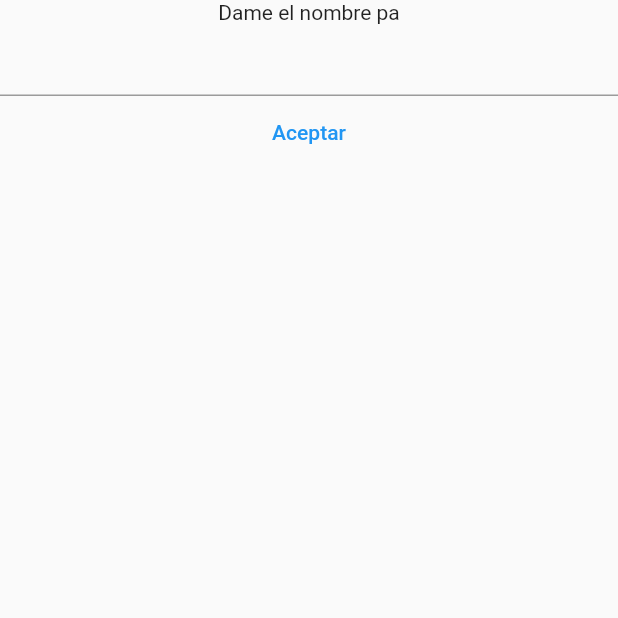
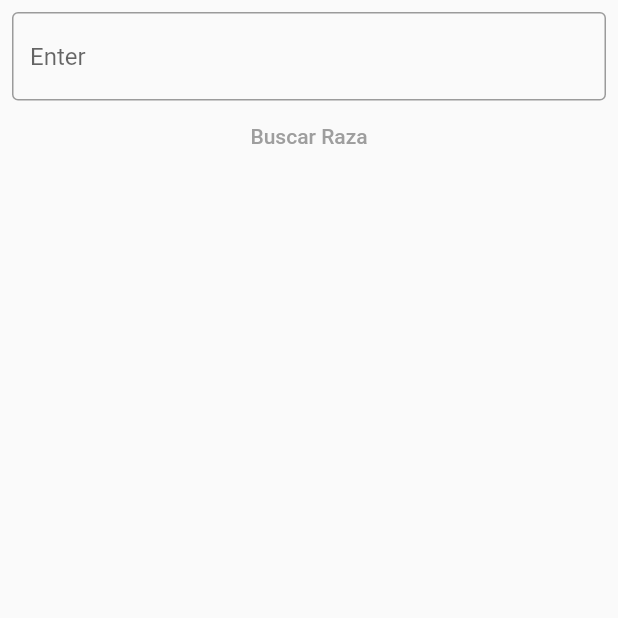
Before and after one commit to JoseFOcaranza/dogs_breed, a Flutter app: the screen it shows after launch, on a phone screen of 412 x 824 dp, the top half of it. Run offline on Flutter 3.47's test engine with Material 2 defaults, Android fonts, the phone set to English and light mode, and no system bars; our stand-ins replace bloc, flutter_bloc, fpdart.

Commit message:
fixing solution at spaces at on text

```diff
--- a/lib/main.dart
+++ b/lib/main.dart
@@ -4,6 +4,7 @@
 import 'package:dogs_breed/verification/views/view_requesting_breed.dart';
 import 'package:dogs_breed/verification/views/view_showing_breed_without_subbreed.dart';
 import 'package:dogs_breed/verification/views/view_showing_confirmed_breed.dart';
+import 'package:dogs_breed/verification/views/view_showing_not_confirmed_breed.dart';
 import 'package:dogs_breed/verification/views/view_showing_request_update.dart';
 import 'package:flutter/material.dart';
 import 'package:flutter_bloc/flutter_bloc.dart';
@@ -56,6 +57,9 @@
             if (state is ShowingBreedWithoutSubBreed) {
               return ViewShowingBreedWithoutSubBreed(state.breed);
             }
+            if (state is ShowingNotConfirmedBreed) {
+              return ViewShowingNotConfirmedBreed(state.breed);
+            }
             return const Center(
               child: Text("Si estas viendo esto, RUN"),
             );
--- a/lib/verification/bloc.dart
+++ b/lib/verification/bloc.dart
@@ -26,9 +26,11 @@ class WaitingConfirmationName extends VerificationState {}
 
 class ShowingRequestUpdate extends VerificationState {}
 
-class ShowingNotConfirmedName extends VerificationState {
+class InvalidBreed extends VerificationState {}
+
+class ShowingNotConfirmedBreed extends VerificationState {
   final FormatBreed breed;
-  ShowingNotConfirmedName(this.breed);
+  ShowingNotConfirmedBreed(this.breed);
 }
 
 class ShowingConfirmedBreed extends VerificationState {
@@ -59,7 +61,7 @@ class VerificationBloc extends Bloc<VerificationEvent, VerificationState> {
             emit(ShowingRequestUpdate());
           }
           if (l is NotRegisteredDog) {
-            emit(ShowingNotConfirmedName(event.breed));
+            emit(ShowingNotConfirmedBreed(event.breed));
           }
           if (l is WithoutSubBreed) {
             emit(ShowingBreedWithoutSubBreed(event.breed));
--- a/lib/verification/views/view_requesting_breed.dart
+++ b/lib/verification/views/view_requesting_breed.dart
@@ -11,29 +11,78 @@ class ViewRequestingBreed extends StatefulWidget {
 }
 
 class _ViewRequestingBreedState extends State<ViewRequestingBreed> {
-  final _controller = TextEditingController();
+  bool _nameBreedValidator = false;
+  late final TextEditingController _controller;
+  @override
+  void initState() {
+    _controller = TextEditingController();
+    _controller.addListener(listenValidator);
+    super.initState();
+  }
+
   @override
   Widget build(BuildContext context) {
-    final theBloc = context.read<VerificationBloc>();
-    return Column(
+    final elBloc = context.read<VerificationBloc>();
+    return Padding(
+      padding: const EdgeInsets.all(8.0),
+      child: Column(
         children: [
-        const Text('Dame el nombre pa'),
           TextField(
+            decoration: const InputDecoration(
+              border: OutlineInputBorder(),
+              hintText: 'Enter',
+            ),
             controller: _controller,
           ),
-        TextButton(
+          Container(
+            child: _nameBreedValidator
+                ? null
+                : TextButton(
+                    style: ButtonStyle(
+                      foregroundColor:
+                          MaterialStateProperty.all<Color>(Colors.grey),
+                    ),
+                    onPressed: null,
+                    child: const Text('Buscar Raza'),
+                  ),
+          ),
+          Container(
+            child: !_nameBreedValidator
+                ? null
+                : TextButton(
+                    style: ButtonStyle(
+                      foregroundColor:
+                          MaterialStateProperty.all<Color>(Colors.blue),
+                    ),
                     onPressed: () {
-              theBloc.add(
-                  ReciviedBreed(FormatBreed.constructor(_controller.text)));
+                      elBloc.add(
+                        ReciviedBreed(
+                          FormatBreed.constructor(_controller.text),
+                        ),
+                      );
                     },
-            child: const Text('Aceptar'))
+                    child: const Text('Buscar Raza'),
+                  ),
+          ),
         ],
+      ),
     );
   }
 
   @override
   void dispose() {
+    super.dispose();
     _controller.dispose();
-    super.dispose();
+  }
+
+  void listenValidator() {
+    setState(() {
+      try {
+        FormatBreed.constructor(_controller.text);
+        _nameBreedValidator = true;
+      } catch (e) {
+        _nameBreedValidator = false;
+      }
+    });
   }
 }
--- a/lib/verification/views/view_showing_request_update.dart
+++ b/lib/verification/views/view_showing_request_update.dart
@@ -8,7 +8,7 @@ class ViewShowingRequestUpdate extends StatelessWidget {
     return Center(
       child: Column(children: [
         Text(
-          'Actualizate pa',
+          'Actualizate krnal',
           style: Theme.of(context).textTheme.headline1,
         ),
       ]),
```
Also changed, not shown: lib/verification/views/view_showing_not_confirmed_breed.dart (added, +26 -0 lines). Lines whose indentation alone changed are shown as unchanged.
